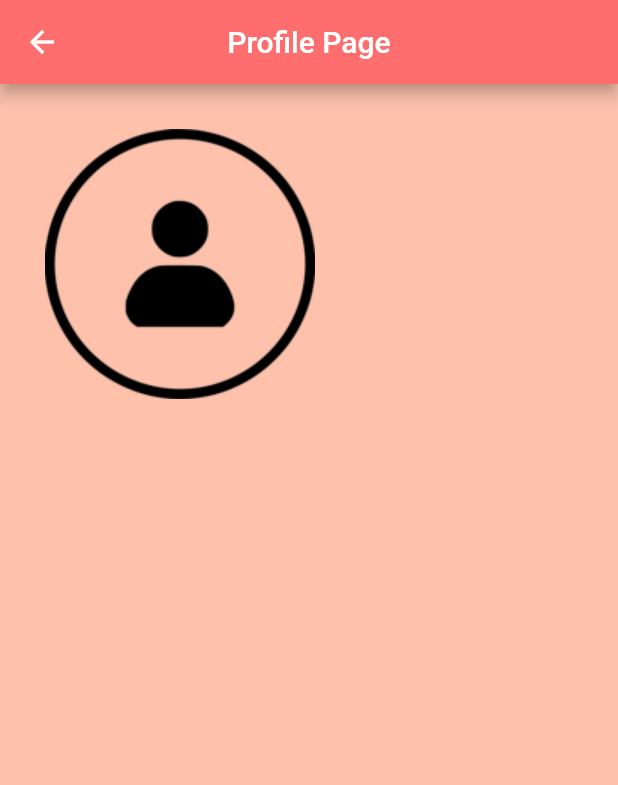
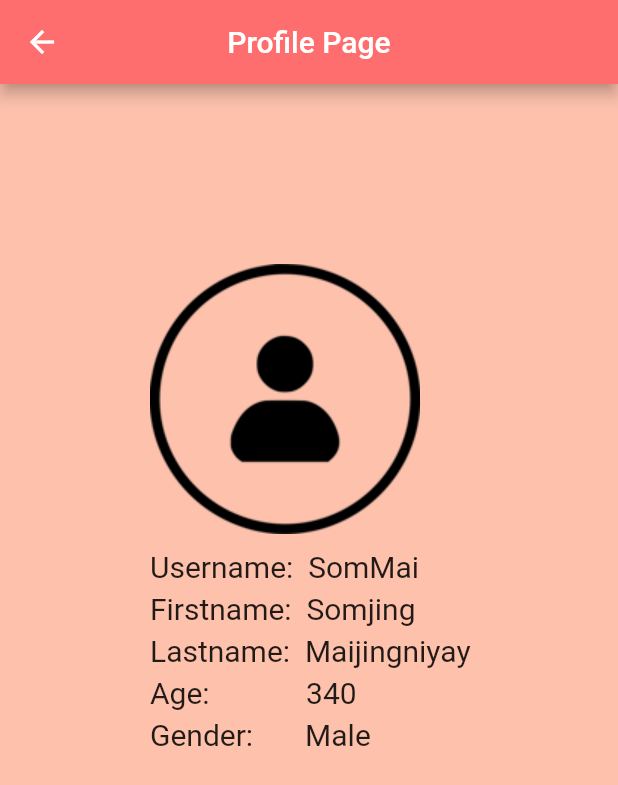
Before and after one commit to Watchara-Ay/Nine2Five, a Flutter app: the profilepage screen opened directly, on a phone screen of 412 x 824 dp. Shown: the top 785 px of the screen. Run offline on Flutter 3.47's test engine with Material 2 defaults, Android fonts, the phone set to English and light mode, and no system bars; our stand-ins replace firebase_core, flutter_slidable, form_field_validator, table_calendar; accounts and stored records are empty.

Commit message:
update profile

```diff
--- a/lib/screen/profile.dart
+++ b/lib/screen/profile.dart
@@ -25,15 +25,47 @@ class profilepage extends StatelessWidget {
         ),
         body: Container(
           child: Padding(
-            padding: const EdgeInsets.all(30.0),
+            padding: const EdgeInsets.fromLTRB(100, 120, 0, 0),
             child: Form(
               child: SingleChildScrollView(
                 child: Column(
                     crossAxisAlignment: CrossAxisAlignment.start,
                     children: [
-                      Image.asset("assets/images/person.png"),
+                      Container(
+                        child: Image.asset("assets/images/person.png"),
+                      ),
                       const SizedBox(
                         height: 10,
+                      ),
+                      Container(
+                          child: const Text("Username:  SomMai",
+                              style: TextStyle(fontSize: 20))),
+                      const SizedBox(
+                        height: 5,
+                      ),
+                      Container(
+                          child: const Text("Firstname:  Somjing",
+                              style: TextStyle(fontSize: 20))),
+                      const SizedBox(
+                        height: 5,
+                      ),
+                      Container(
+                          child: const Text("Lastname:  Maijingniyay",
+                              style: TextStyle(fontSize: 20))),
+                      const SizedBox(
+                        height: 5,
+                      ),
+                      Container(
+                          child: const Text("Age:             340",
+                              style: TextStyle(fontSize: 20))),
+                      const SizedBox(
+                        height: 5,
+                      ),
+                      Container(
+                          child: const Text("Gender:       Male",
+                              style: TextStyle(fontSize: 20))),
+                      const SizedBox(
+                        height: 5,
                       ),
                     ]),
               ),
```
